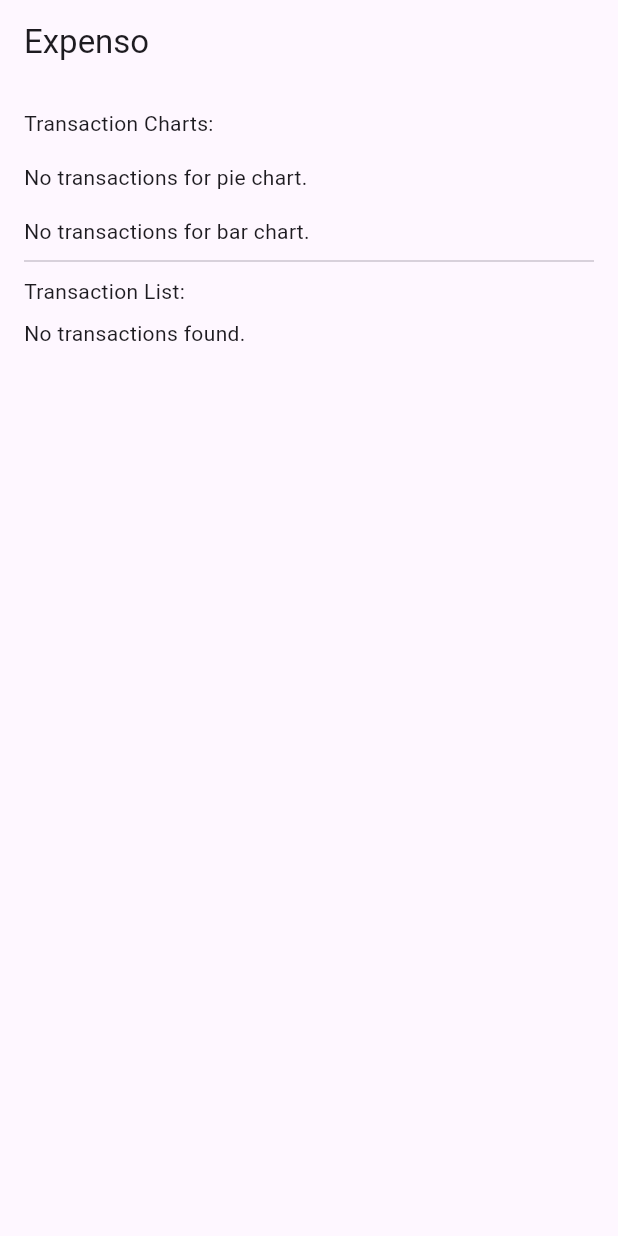
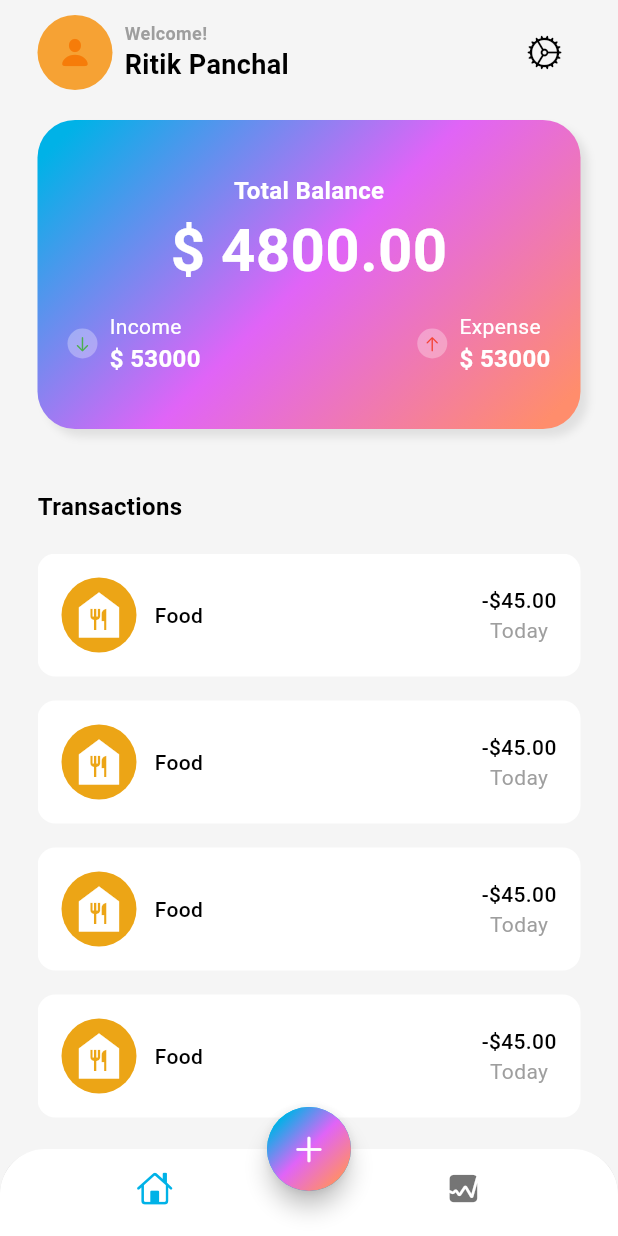
Before and after one commit to ritikpanchal768/expenso_ui, a Flutter app: the screen it shows after launch, on a phone screen of 412 x 824 dp. Run offline on Flutter 3.47's test engine with Material 3 defaults, Android fonts, the phone set to English and light mode, and no system bars; our stand-ins replace fl_chart, flutter_local_notifications; missing offline and left inert: telephony.

Commit message:
UI Inhencement Started...

```diff
--- /dev/null
+++ b/expenso/lib/app.dart
@@ -0,0 +1,11 @@
+import 'package:expenso/app_view.dart';
+import 'package:flutter/material.dart';
+
+class MyApp extends StatelessWidget {
+  const MyApp({super.key});
+
+  @override
+  Widget build(BuildContext context) {
+    return const MyAppView();
+  }
+}
--- /dev/null
+++ b/expenso/lib/app_view.dart
@@ -0,0 +1,25 @@
+import 'package:expenso/screens/home/views/homescreen.dart';
+import 'package:flutter/material.dart';
+
+class MyAppView extends StatelessWidget {
+  const MyAppView({super.key});
+
+  @override
+  Widget build(BuildContext context) {
+    return MaterialApp(
+      title: "Expenso",
+      theme: ThemeData(
+        colorScheme:
+        ColorScheme.light(
+            surface: Colors.grey.shade100,
+            onSurface: Colors.black,
+            primary: const Color(0xFF00B2E7),
+            secondary: const Color(0xFFE064F7),
+            tertiary: const Color(0xFFFF8D6C),
+            outline: Colors.grey
+          )
+        ),
+      home: HomeScreen(),
+    );
+  }
+}
--- a/expenso/lib/main.dart
+++ b/expenso/lib/main.dart
@@ -1,23 +1,29 @@
-import 'package:expenso/read_sms.dart';
+// import 'package:expenso/read_sms.dart';
+import 'package:expenso/app.dart';
 import 'package:flutter/material.dart';
+
+// code for old version
+// void main() {
+//   runApp(const MyApp());
+// }
+
+// class MyApp extends StatelessWidget {
+//   const MyApp({super.key});
+
+//   // read
+//   @override
+//   Widget build(BuildContext context) {
+//     return MaterialApp(
+//       title: 'Expenso',
+//       theme: ThemeData(
+//         colorScheme: ColorScheme.fromSeed(seedColor: Colors.deepPurple),
+//         useMaterial3: true,
+//       ),
+//       home: const ReadSmsScreen(),
+//     );
+//   }
+// }
 
 void main() {
   runApp(const MyApp());
 }
-
-class MyApp extends StatelessWidget {
-  const MyApp({super.key});
-
-  // This widget is the root of your application.
-  @override
-  Widget build(BuildContext context) {
-    return MaterialApp(
-      title: 'Expenso',
-      theme: ThemeData(
-        colorScheme: ColorScheme.fromSeed(seedColor: Colors.deepPurple),
-        useMaterial3: true,
-      ),
-      home: const ReadSmsScreen(),
-    );
-  }
-}
--- a/expenso/lib/read_sms.dart
+++ b/expenso/lib/read_sms.dart
@@ -86,7 +86,7 @@
   Future<void> fetchTransactions() async {
     print("Fetching TransactionDetails...");
     const String url =
-        "http://192.168.1.3:9001/expenso/api/v1/transaction/viewByMobileNumber/8700002896";
+        "http://192.168.1.5:9001/expenso/api/v1/transaction/viewByMobileNumber/8700002896";
     const String authorization = "Basic cm9vdDpyaXRpazc2OA==";
 
     final headers = {
@@ -154,7 +154,7 @@
     if (message.body != null) {
       final String smsBody = message.body!;
       const String url =
-          "http://192.168.1.3:9001/expenso/api/v1/expense/create/expense";
+          "http://192.168.1.5:9001/expenso/api/v1/expense/create/expense";
       const String authorization = "Basic cm9vdDpyaXRpazc2OA==";
 
       final headers = {
@@ -186,7 +186,7 @@
   static Future<void> fetchTransactionDetailsInBackground(
       String refNumber) async {
     const String urlBase =
-        "http://192.168.1.3:9001/expenso/api/v1/transaction/viewByReferenceNumber/";
+        "http://192.168.1.5:9001/expenso/api/v1/transaction/viewByReferenceNumber/";
     const String authorization = "Basic cm9vdDpyaXRpazc2OA==";
 
     final headers = {
@@ -241,7 +241,7 @@
 
   Future<void> createExpense(String mobileNumber, String sms) async {
     const String url =
-        "http://192.168.1.3:9001/expenso/api/v1/expense/create/expense";
+        "http://192.168.1.5:9001/expenso/api/v1/expense/create/expense";
     const String authorization = "Basic cm9vdDpyaXRpazc2OA==";
 
     final headers = {
@@ -277,7 +277,7 @@
 
   Future<void> fetchTransactionDetails(String refNumber) async {
     const String urlBase =
-        "http://192.168.1.3:9001/expenso/api/v1/transaction/viewByReferenceNumber/";
+        "http://192.168.1.5:9001/expenso/api/v1/transaction/viewByReferenceNumber/";
     const String authorization = "Basic cm9vdDpyaXRpazc2OA==";
 
     final headers = {
@@ -336,7 +336,7 @@
 
   Future<void> createCategory(String transferTo, String category) async {
     const String url =
-        "http://192.168.1.3:9001/expenso/api/v1/category/create/category";
+        "http://192.168.1.5:9001/expenso/api/v1/category/create/category";
     const String authorization = "Basic cm9vdDpyaXRpazc2OA==";
 
     final headers = {
@@ -381,56 +381,6 @@
           child: Column(
             crossAxisAlignment: CrossAxisAlignment.start,
             children: [
-            const Text("Transaction Charts:"),
-            const SizedBox(height: 16.0),
-            // Pie Chart
-            transactions.isNotEmpty
-                ? SizedBox(
-                    height: 200, // Adjust height as needed
-                    child: PieChart(
-                      PieChartData(
-                        sections: _getPieChartSections(),
-                        centerSpaceRadius: 40,
-                        sectionsSpace: 2,
-                      ),
-                    ),
-                  )
-                : const Text("No transactions for pie chart."),
-            const SizedBox(height: 16.0),
-            // Bar Graph
-            transactions.isNotEmpty
-                ? SizedBox(
-                    height: 300, // Adjust height as needed
-                    child: BarChart(
-                      BarChartData(
-                        barGroups: _getBarChartGroups(),
-                        titlesData: FlTitlesData(
-                          leftTitles: AxisTitles(
-                            sideTitles: SideTitles(
-                              showTitles: true,
-                              getTitlesWidget: (value, meta) => Text(value.toString()),
-                            ),
-                          ),
-                          bottomTitles: AxisTitles(
-                            sideTitles: SideTitles(
-                              showTitles: true,
-                              getTitlesWidget: (value, meta) {
-                                int index = value.toInt();
-                                if (index >= 0 && index < categories.length) {
-                                  return Text(categories[index]);
-                                }
-                                return const Text('');
-                              },
-                            ),
-                          ),
-                        ),
-                        borderData: FlBorderData(show: false),
-                        gridData: FlGridData(show: false),
-                      ),
-                    ),
-                  )
-                : const Text("No transactions for bar chart."),
-            const Divider(height: 20.0),
               const Text("Transaction List:"),
               const SizedBox(height: 8.0),
               transactions.isNotEmpty
@@ -463,59 +413,4 @@
       ),
     );
   }
-
-
-
-
-// Helper Functions for Charts
-  List<PieChartSectionData> _getPieChartSections() {
-    Map<String, double> categoryAmounts = {};
-
-    // Aggregate transaction amounts by category
-    for (var transaction in transactions) {
-      String category = transaction['category'] ?? 'Unknown';
-      double amount = double.tryParse(transaction['amount'].toString()) ?? 0.0;
-      categoryAmounts[category] = (categoryAmounts[category] ?? 0) + amount;
 }
-
-    return categoryAmounts.entries
-        .map((entry) => PieChartSectionData(
-              value: entry.value,
-              title: entry.key,
-              color: Colors
-                  .primaries[entry.key.hashCode % Colors.primaries.length],
-              radius: 50,
-            ))
-        .toList();
-  }
-
-  List<BarChartGroupData> _getBarChartGroups() {
-    Map<String, double> categoryAmounts = {};
-
-    // Aggregate transaction amounts by category
-    for (var transaction in transactions) {
-      String category = transaction['category'] ?? 'Unknown';
-      double amount = double.tryParse(transaction['amount'].toString()) ?? 0.0;
-      categoryAmounts[category] = (categoryAmounts[category] ?? 0) + amount;
-    }
-
-    // Sort by category name
-    List<String> categories = categoryAmounts.keys.toList();
-    categories.sort();
-
-    return List.generate(categories.length, (index) {
-      String category = categories[index];
-      double amount = categoryAmounts[category]!;
-      return BarChartGroupData(
-        x: index,
-        barRods: [
-          BarChartRodData(
-            toY: amount,
-            width: 15,
-            color: Colors.blueAccent,
-          ),
-        ],
-      );
-    });
-  }
-}
--- /dev/null
+++ b/expenso/lib/screens/home/views/homescreen.dart
@@ -0,0 +1,62 @@
+import 'dart:math';
+
+import 'package:expenso/screens/home/views/mainscreen.dart';
+import 'package:flutter/cupertino.dart';
+import 'package:flutter/material.dart';
+
+class HomeScreen extends StatelessWidget {
+  const HomeScreen({super.key});
+
+  @override
+  Widget build(BuildContext context) {
+    return Scaffold(
+      // appBar: AppBar(),
+      bottomNavigationBar: ClipRRect(
+        borderRadius: const BorderRadius.vertical(
+          top: Radius.circular(30)
+        ),
+        child: BottomNavigationBar(
+          backgroundColor: Colors.white,
+          showSelectedLabels: false,
+          showUnselectedLabels: false,
+          elevation: 3,
+          items: const [
+            BottomNavigationBarItem(
+              icon: Icon(CupertinoIcons.home),
+              label: 'Home'
+            ),
+            BottomNavigationBarItem(
+              icon: Icon(CupertinoIcons.graph_square_fill),
+              label: 'Stats'
+            )
+          ]
+        ),
+      ),
+      floatingActionButtonLocation: FloatingActionButtonLocation.centerDocked,
+      floatingActionButton: FloatingActionButton(
+        onPressed: (){},
+
+        shape: const CircleBorder(),
+        child: Container(
+          width: 60,
+          height: 60,
+          decoration: BoxDecoration(
+            shape: BoxShape.circle,
+            gradient: LinearGradient(
+              colors:[
+                Theme.of(context).colorScheme.primary,
+                Theme.of(context).colorScheme.secondary,
+                Theme.of(context).colorScheme.tertiary
+              ],
+              transform: const GradientRotation(pi / 4),
+            )
+          ),
+          child: const Icon(
+            CupertinoIcons.add
+          ),
+        ),
+        ),
+        body: const Mainscreen(),
+    );
+  }
+}
--- /dev/null
+++ b/expenso/lib/screens/home/views/mainscreen.dart
@@ -0,0 +1,286 @@
+import 'dart:math';
+
+import 'package:flutter/cupertino.dart';
+import 'package:flutter/material.dart';
+
+class Mainscreen extends StatelessWidget {
+  const Mainscreen({super.key});
+
+  @override
+  Widget build(BuildContext context) {
+    return SafeArea(
+      child: Padding(
+        padding: const EdgeInsets.symmetric(horizontal: 25.0, vertical: 10.0),
+        child: Column(
+          children: [
+            Row(
+              mainAxisAlignment: MainAxisAlignment.spaceBetween,
+              children: [
+                Row(
+                  children: [
+                    Stack(
+                      alignment: Alignment.center,
+                      children: [
+                        Container(
+                          width: 50,
+                          height: 50,
+                          decoration: const BoxDecoration(
+                              shape: BoxShape.circle,
+                              color: Color.fromARGB(255, 246, 162, 52)),
+                        ),
+                        const Icon(
+                          CupertinoIcons.person_fill,
+                          color: Color.fromARGB(255, 246, 124, 9),
+                        )
+                      ],
+                    ),
+                    const SizedBox(
+                      width: 8,
+                    ),
+                    Column(
+                        crossAxisAlignment: CrossAxisAlignment.start,
+                        children: [
+                          Text(
+                            "Welcome!",
+                            style: TextStyle(
+                                fontSize: 12,
+                                fontWeight: FontWeight.w600,
+                                color: Theme.of(context).colorScheme.outline),
+                          ),
+                          Text(
+                            "Ritik Panchal",
+                            style: TextStyle(
+                                fontSize: 18,
+                                fontWeight: FontWeight.bold,
+                                color:
+                                    Theme.of(context).colorScheme.onSurface),
+                          ),
+                        ]),
+                  ],
+                ),
+                IconButton(
+                    onPressed: () {}, icon: const Icon(CupertinoIcons.settings))
+              ],
+            ),
+            const SizedBox(
+              height: 20,
+            ),
+            Container(
+              width: MediaQuery.of(context).size.width,
+              height: MediaQuery.of(context).size.width / 2,
+              decoration: BoxDecoration(
+                  gradient: LinearGradient(
+                    colors: [
+                      Theme.of(context).colorScheme.primary,
+                      Theme.of(context).colorScheme.secondary,
+                      Theme.of(context).colorScheme.tertiary
+                    ],
+                    transform: const GradientRotation(pi / 4),
+                  ),
+                  borderRadius: BorderRadius.circular(25),
+                  boxShadow: [
+                    BoxShadow(
+                        blurRadius: 4,
+                        color: Colors.grey.shade300,
+                        offset: const Offset(5, 5))
+                  ]),
+              child: Column(
+                mainAxisAlignment: MainAxisAlignment.center,
+                children: [
+                  const Text(
+                    'Total Balance',
+                    style: TextStyle(
+                        fontSize: 16,
+                        color: Colors.white,
+                        fontWeight: FontWeight.w600),
+                  ),
+                  // SizedBox(height: 12),
+                  const Text(
+                    '\$ 4800.00',
+                    style: TextStyle(
+                        fontSize: 40,
+                        color: Colors.white,
+                        fontWeight: FontWeight.bold),
+                  ),
+                  SizedBox(height: 12),
+                  Padding(
+                    padding:
+                        const EdgeInsets.symmetric(vertical: 0, horizontal: 20),
+                    child: Row(
+                      mainAxisAlignment: MainAxisAlignment.spaceBetween,
+                      children: [
+                        Row(
+                          children: [
+                            Container(
+                              width: 20,
+                              height: 20,
+                              decoration: const BoxDecoration(
+                                  color: Colors.white30,
+                                  shape: BoxShape.circle),
+                              child: const Center(
+                                  child: Icon(
+                                CupertinoIcons.arrow_down,
+                                size: 12,
+                                color: Colors.green,
+                              )),
+                            ),
+                            const SizedBox(width: 8),
+                            const Column(
+                              crossAxisAlignment: CrossAxisAlignment.start,
+                              children: [
+                                Text(
+                                  'Income',
+                                  style: TextStyle(
+                                      fontSize: 14,
+                                      color: Colors.white,
+                                      fontWeight: FontWeight.w400),
+                                ),
+                                Text(
+                                  '\$ 53000',
+                                  style: TextStyle(
+                                      fontSize: 16,
+                                      color: Colors.white,
+                                      fontWeight: FontWeight.w600),
+                                ),
+                              ],
+                            )
+                          ],
+                        ),
+                        Row(
+                          children: [
+                            Container(
+                              width: 20,
+                              height: 20,
+                              decoration: const BoxDecoration(
+                                  color: Colors.white30,
+                                  shape: BoxShape.circle),
+                              child: const Center(
+                                  child: Icon(
+                                CupertinoIcons.arrow_up,
+                                size: 12,
+                                color: Colors.red,
+                              )),
+                            ),
+                            const SizedBox(width: 8),
+                            const Column(
+                              crossAxisAlignment: CrossAxisAlignment.start,
+                              children: [
+                                Text(
+                                  'Expense',
+                                  style: TextStyle(
+                                      fontSize: 14,
+                                      color: Colors.white,
+                                      fontWeight: FontWeight.w400),
+                                ),
+                                Text(
+                                  '\$ 53000',
+                                  style: TextStyle(
+                                      fontSize: 16,
+                                      color: Colors.white,
+                                      fontWeight: FontWeight.w600),
+                                ),
+                              ],
+                            )
+                          ],
+                        )
+                      ],
+                    ),
+                  )
+                ],
+              ),
+            ),
+            const SizedBox(height: 40),
+            Row(
+              children: [
+                Text(
+                  'Transactions',
+                  style: TextStyle(
+                    fontSize: 16,
+                    color: Theme.of(context).colorScheme.onSurface,
+                    fontWeight: FontWeight.bold
+                  ),
+                )
+              ],
+            ),
+            const SizedBox(height: 20),
+            Expanded(
+              child: ListView.builder(
+                itemCount: 6,
+                itemBuilder: (context, int i) {
+                return Padding(
+                  padding: const EdgeInsets.only(bottom: 16.0),
+                  child: Container(
+                    decoration: BoxDecoration(
+                      color: Colors.white,
+                      borderRadius: BorderRadius.circular(12)
+                    ),
+                    child: Padding(
+                      padding: const EdgeInsets.all(16.0),
+                      child: Row(
+                        mainAxisAlignment: MainAxisAlignment.spaceBetween,
+                        children: [
+                          Row(
+                            children: [
+                              Stack(
+                                alignment: Alignment.center,
+                                children: [
+                                  Container(
+                                    width: 50,
+                                    height: 50,
+                                    decoration: const BoxDecoration(
+                                      color: Color.fromARGB(255, 236, 165, 22),
+                                      shape: BoxShape.circle
+                                    ),
+                                  ),
+                                  Icon(
+                                    Icons.food_bank,
+                                    color: Colors.white,
+                                    size: 40,
+                                  )
+                                ],
+                              ),
+                              const SizedBox(width: 12),
+                              Text(
+                                'Food',
+                                style: TextStyle(
+                                  fontSize: 14,
+                                  color: Theme.of(context).colorScheme.onSurface,
+                                  fontWeight: FontWeight.w500
+                                ),
+                              ),
+
+                            ],
+                          ),
+                          Column(
+                                children: [
+                                  Text(
+                                    '-\$45.00',
+                                    style: TextStyle(
+                                      fontSize: 14,
+                                      color: Theme.of(context).colorScheme.onSurface,
+                                      fontWeight: FontWeight.w500
+                                    ),
+                                  ),
+                                  Text(
+                                    'Today',
+                                    style: TextStyle(
+                                      fontSize: 14,
+                                      color: Theme.of(context).colorScheme.outline,
+                                      fontWeight: FontWeight.w400
+                                    ),
+                                  ),
+                                ],
+                              )
+                        ],
+                      ),
+                    ),
+                  ),
+                );
+              }),
+            )
+          ],
+        ),
+      ),
+    );
+  }
+}
```
Lines whose indentation alone changed are shown as unchanged.
